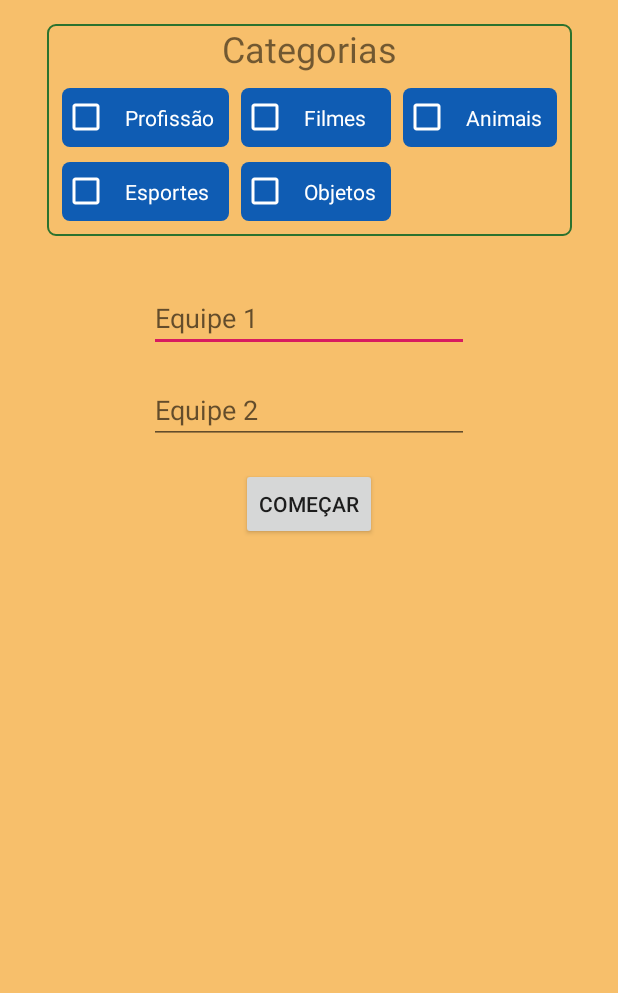
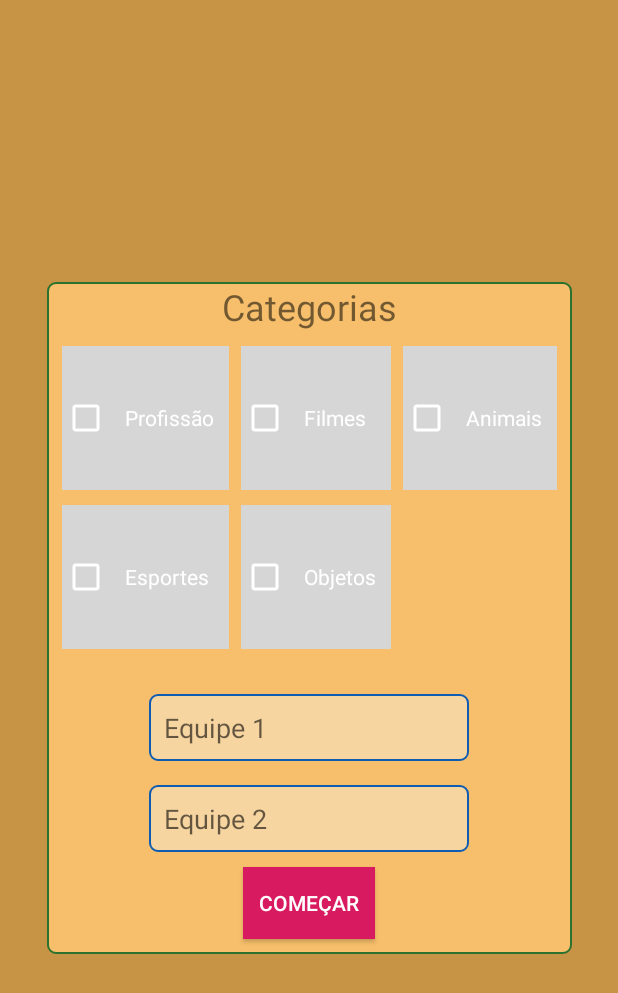
Before and after one commit to WilliamJonathan/micomimica, an Android app: the screen it shows after launch (TipoJogoActivity), on a phone screen of 412 x 824 dp. Shown: the top 993 px of the screen. Run offline under Robolectric (Android 15) with nearby library versions, the phone set to English and light mode, and no system bars.

Commit message:
Jonathan William

```diff
--- a/app/src/main/res/drawable/bkg_false.xml
+++ b/app/src/main/res/drawable/bkg_caixa_texto.xml
@@ -1,8 +1,10 @@
 <?xml version="1.0" encoding="utf-8"?>
 <shape xmlns:android="http://schemas.android.com/apk/res/android">
     <solid
-        android:color="#0F5CB3"/>
+        android:color="#62F7F6F4"/>
+    <stroke
+        android:color="#0F5CB3"
+        android:width="1dp"/>
     <corners
         android:radius="5dp"/>
-
 </shape>
--- a/app/src/main/res/drawable/bkg_fundo_padrao.xml
+++ b/app/src/main/res/drawable/bkg_fundo_padrao.xml
@@ -1,5 +1,5 @@
 <?xml version="1.0" encoding="utf-8"?>
 <shape xmlns:android="http://schemas.android.com/apk/res/android">
     <solid
-        android:color="#F7BF6B"/>
+        android:color="#C79345"/>
 </shape>
--- a/app/src/main/res/layout/activity_tipo_jogo.xml
+++ b/app/src/main/res/layout/activity_tipo_jogo.xml
@@ -13,11 +13,11 @@
         android:id="@+id/linearLayout3"
         android:layout_width="wrap_content"
         android:layout_height="wrap_content"
-        android:layout_marginTop="16dp"
         android:background="@drawable/bkg_categoria"
         android:foregroundGravity="center"
         android:gravity="center"
         android:orientation="vertical"
+        app:layout_constraintBottom_toBottomOf="parent"
         app:layout_constraintEnd_toEndOf="parent"
         app:layout_constraintStart_toStartOf="parent"
         app:layout_constraintTop_toTopOf="parent">
@@ -41,12 +41,7 @@
             <RadioGroup
                 android:id="@+id/radioGroupCategoria"
                 android:layout_width="wrap_content"
-                android:layout_height="wrap_content"
-                app:layout_constraintEnd_toStartOf="@+id/radioGroupCategoria2"
-                app:layout_constraintHorizontal_bias="0.5"
-                app:layout_constraintHorizontal_chainStyle="packed"
-                app:layout_constraintStart_toStartOf="parent"
-                tools:layout_editor_absoluteY="70dp">
+                android:layout_height="wrap_content">
 
                 <CheckBox
                     android:id="@+id/checkBoxProfissao"
@@ -78,11 +73,7 @@
                 android:layout_marginStart="8dp"
                 android:layout_marginLeft="8dp"
                 android:layout_marginEnd="8dp"
-                android:layout_marginRight="8dp"
-                app:layout_constraintEnd_toStartOf="@+id/radioGroupCategoria3"
-                app:layout_constraintHorizontal_bias="0.5"
-                app:layout_constraintStart_toEndOf="@+id/radioGroupCategoria"
-                tools:layout_editor_absoluteY="70dp">
+                android:layout_marginRight="8dp">
 
                 <CheckBox
                     android:id="@+id/checkBoxFilmes"
@@ -110,11 +101,7 @@
             <RadioGroup
                 android:id="@+id/radioGroupCategoria3"
                 android:layout_width="wrap_content"
-                android:layout_height="wrap_content"
-                app:layout_constraintEnd_toEndOf="parent"
-                app:layout_constraintHorizontal_bias="0.5"
-                app:layout_constraintStart_toEndOf="@+id/radioGroupCategoria2"
-                tools:layout_editor_absoluteY="70dp">
+                android:layout_height="wrap_content">
 
                 <CheckBox
                     android:id="@+id/checkBoxAnimais"
@@ -129,55 +116,46 @@
             </RadioGroup>
 
         </LinearLayout>
-    </LinearLayout>
 
         <LinearLayout
-        android:layout_width="match_parent"
+            android:layout_width="wrap_content"
             android:layout_height="wrap_content"
-        android:layout_marginStart="8dp"
-        android:layout_marginLeft="8dp"
-        android:layout_marginTop="32dp"
-        android:layout_marginEnd="8dp"
-        android:layout_marginRight="8dp"
+            android:layout_marginTop="20dp"
             android:gravity="center"
-        android:orientation="vertical"
-        app:layout_constraintEnd_toEndOf="parent"
-        app:layout_constraintStart_toStartOf="parent"
-        app:layout_constraintTop_toBottomOf="@+id/linearLayout3">
+            android:orientation="vertical">
 
             <EditText
                 android:id="@+id/edtEquipe1"
                 android:layout_width="wrap_content"
                 android:layout_height="wrap_content"
+                android:background="@drawable/bkg_caixa_texto"
                 android:ems="10"
                 android:hint="@string/equipe1"
                 android:inputType="textPersonName"
-            app:layout_constraintEnd_toEndOf="parent"
-            app:layout_constraintStart_toStartOf="parent"
-            tools:layout_editor_absoluteY="339dp" />
+                android:padding="10dp" />
 
             <EditText
                 android:id="@+id/edtEquipe2"
                 android:layout_width="wrap_content"
                 android:layout_height="wrap_content"
                 android:layout_marginTop="16dp"
+                android:background="@drawable/bkg_caixa_texto"
                 android:ems="10"
                 android:hint="@string/equipe2"
                 android:inputType="textPersonName"
-            app:layout_constraintEnd_toEndOf="parent"
-            app:layout_constraintStart_toStartOf="parent"
-            app:layout_constraintTop_toBottomOf="@+id/edtEquipe1" />
+                android:padding="10dp"/>
 
             <Button
                 android:id="@+id/btnComecar"
                 android:layout_width="wrap_content"
                 android:layout_height="wrap_content"
-            android:layout_marginTop="16dp"
+                android:layout_marginTop="10dp"
+                android:layout_marginBottom="10dp"
+                android:background="@color/colorAccent"
+                android:textColor="#FFFFFF"
                 android:onClick="iniciaJogo"
-            android:text="Começar"
-            app:layout_constraintEnd_toEndOf="parent"
-            app:layout_constraintStart_toStartOf="parent"
-            app:layout_constraintTop_toBottomOf="@+id/edtEquipe2" />
+                android:text="Começar" />
+        </LinearLayout>
     </LinearLayout>
 
 </androidx.constraintlayout.widget.ConstraintLayout>
--- a/app/src/main/res/values/colors.xml
+++ b/app/src/main/res/values/colors.xml
@@ -1,6 +1,6 @@
 <?xml version="1.0" encoding="utf-8"?>
 <resources>
     <color name="colorPrimary">#008577</color>
-    <color name="colorPrimaryDark">#00574B</color>
+    <color name="colorPrimaryDark">#724C10</color>
     <color name="colorAccent">#D81B60</color>
 </resources>
```
Lines whose indentation alone changed are shown as unchanged.
